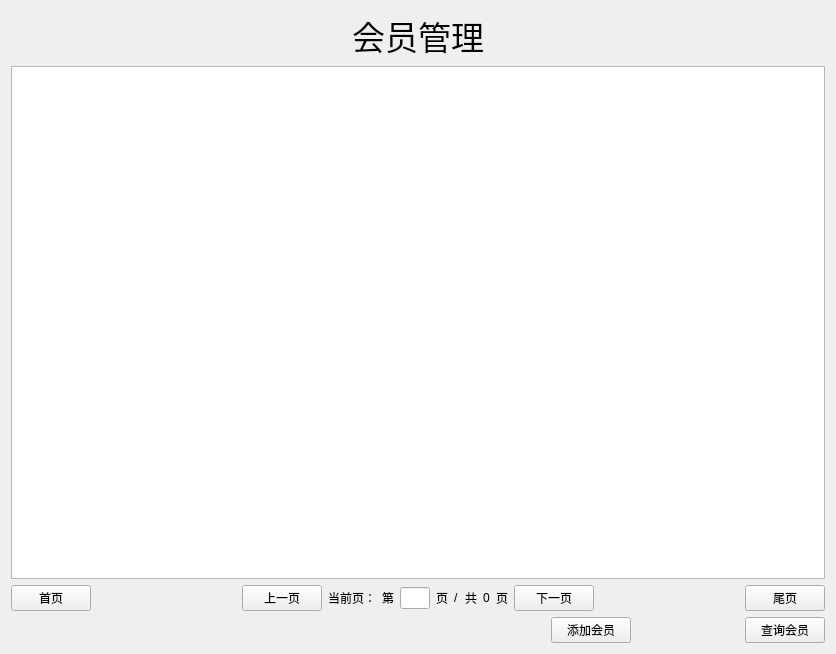
Before: the Qt Designer form view/manager/widgetvipmanager.ui in ylxcvvan/Supermarket-Commodity-Management-System, drawn with Qt 5.
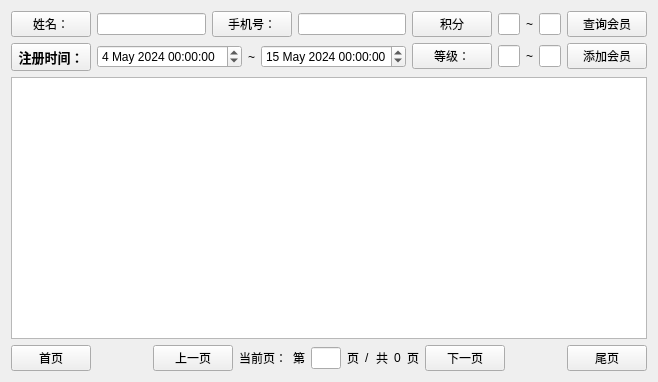
After: the same form once the commit is applied. Custom widgets are drawn as their Qt base class.

Commit message: 完成VIp管理界面 完善动画

```diff
--- a/view/manager/widgetvipmanager.ui
+++ b/view/manager/widgetvipmanager.ui
@@ -6,158 +6,180 @@
    <rect>
     <x>0</x>
     <y>0</y>
-    <width>836</width>
-    <height>654</height>
+    <width>645</width>
+    <height>382</height>
    </rect>
   </property>
   <property name="windowTitle">
    <string>Form</string>
   </property>
-  <layout class="QHBoxLayout" name="horizontalLayout_11">
+  <layout class="QVBoxLayout" name="verticalLayout_5">
    <item>
-    <layout class="QVBoxLayout" name="verticalLayout_3">
-     <item>
-      <widget class="QLabel" name="label_2">
-       <property name="font">
-        <font>
-         <pointsize>25</pointsize>
-         <strikeout>false</strikeout>
-        </font>
-       </property>
-       <property name="layoutDirection">
-        <enum>Qt::LeftToRight</enum>
-       </property>
-       <property name="text">
-        <string>会员管理</string>
-       </property>
-       <property name="alignment">
-        <set>Qt::AlignCenter</set>
-       </property>
-      </widget>
-     </item>
+    <layout class="QHBoxLayout" name="horizontalLayout_8">
      <item>
       <layout class="QVBoxLayout" name="verticalLayout_2">
        <item>
-        <widget class="QListView" name="listView"/>
+        <layout class="QHBoxLayout" name="horizontalLayout_7">
+         <item>
+          <layout class="QHBoxLayout" name="horizontalLayout_2">
+           <item>
+            <widget class="QPushButton" name="pushButton_4">
+             <property name="text">
+              <string>姓名：</string>
+             </property>
+            </widget>
+           </item>
+           <item>
+            <widget class="QLineEdit" name="lineEdit"/>
+           </item>
+          </layout>
+         </item>
+         <item>
+          <layout class="QHBoxLayout" name="horizontalLayout_3">
+           <item>
+            <widget class="QPushButton" name="pushButton_3">
+             <property name="text">
+              <string>手机号：</string>
+             </property>
+            </widget>
+           </item>
+           <item>
+            <widget class="QLineEdit" name="lineEdit_2"/>
+           </item>
+          </layout>
+         </item>
+        </layout>
        </item>
        <item>
-        <layout class="QHBoxLayout" name="horizontalLayout_10">
+        <layout class="QHBoxLayout" name="horizontalLayout_6">
          <item>
-          <widget class="QPushButton" name="fontpage_2">
-           <property name="text">
-            <string>首页</string>
+          <widget class="QtMaterialRaisedButton" name="pushButtonOrderTime">
+           <property name="font">
+            <font>
+             <family>微软雅黑</family>
+             <pointsize>10</pointsize>
+             <bold>true</bold>
+            </font>
            </property>
-          </widget>
-         </item>
-         <item>
-          <spacer name="horizontalSpacer_17">
-           <property name="orientation">
-            <enum>Qt::Horizontal</enum>
-           </property>
-           <property name="sizeHint" stdset="0">
-            <size>
-             <width>40</width>
-             <height>20</height>
-            </size>
-           </property>
-          </spacer>
-         </item>
-         <item>
-          <widget class="QPushButton" name="prepage_2">
            <property name="text">
-            <string>上一页</string>
+            <string>注册时间：</string>
            </property>
-          </widget>
-         </item>
-         <item>
-          <widget class="QLabel" name="label_10">
-           <property name="text">
-            <string>当前页：</string>
+           <property name="checkable">
+            <bool>true</bool>
            </property>
           </widget>
          </item>
          <item>
-          <widget class="QLabel" name="label_11">
-           <property name="text">
-            <string>第</string>
+          <widget class="QDateTimeEdit" name="dateTimeEditBegin">
+           <property name="dateTime">
+            <datetime>
+             <hour>0</hour>
+             <minute>0</minute>
+             <second>0</second>
+             <year>2024</year>
+             <month>5</month>
+             <day>4</day>
+            </datetime>
            </property>
-           <property name="margin">
-            <number>-1</number>
-           </property>
           </widget>
          </item>
          <item>
-          <widget class="QLineEdit" name="currentpage_2">
+          <widget class="QLabel" name="label_4">
            <property name="maximumSize">
             <size>
-             <width>30</width>
+             <width>10</width>
              <height>16777215</height>
             </size>
            </property>
+           <property name="text">
+            <string>~</string>
+           </property>
           </widget>
          </item>
          <item>
-          <widget class="QLabel" name="label_12">
-           <property name="text">
-            <string>页</string>
+          <widget class="QDateTimeEdit" name="dateTimeEditEnd">
+           <property name="dateTime">
+            <datetime>
+             <hour>0</hour>
+             <minute>0</minute>
+             <second>0</second>
+             <year>2024</year>
+             <month>5</month>
+             <day>15</day>
+            </datetime>
            </property>
-           <property name="margin">
-            <number>-1</number>
+           <property name="date">
+            <date>
+             <year>2024</year>
+             <month>5</month>
+             <day>15</day>
+            </date>
            </property>
           </widget>
          </item>
+        </layout>
+       </item>
+      </layout>
+     </item>
+     <item>
+      <layout class="QVBoxLayout" name="verticalLayout_3">
+       <item>
+        <layout class="QHBoxLayout" name="horizontalLayout_4">
          <item>
-          <widget class="QLabel" name="label_13">
+          <widget class="QPushButton" name="pushButton_6">
            <property name="text">
-            <string>/</string>
+            <string>积分</string>
            </property>
           </widget>
          </item>
          <item>
-          <widget class="QLabel" name="label_14">
+          <widget class="QLineEdit" name="lineEdit_5"/>
+         </item>
+         <item>
+          <widget class="QLabel" name="label_3">
            <property name="text">
-            <string>共</string>
+            <string>~</string>
            </property>
           </widget>
          </item>
          <item>
-          <widget class="QLabel" name="totalpages_2">
+          <widget class="QLineEdit" name="lineEdit_6"/>
+         </item>
+         <item>
+          <widget class="QPushButton" name="pushButton_2">
            <property name="text">
-            <string>0</string>
+            <string>查询会员</string>
            </property>
           </widget>
          </item>
+        </layout>
+       </item>
+       <item>
+        <layout class="QHBoxLayout" name="horizontalLayout_5">
          <item>
-          <widget class="QLabel" name="label_15">
+          <widget class="QPushButton" name="pushButton_5">
            <property name="text">
-            <string>页</string>
+            <string>等级：</string>
            </property>
           </widget>
          </item>
          <item>
-          <widget class="QPushButton" name="nextpage_2">
+          <widget class="QLineEdit" name="lineEdit_3"/>
+         </item>
+         <item>
+          <widget class="QLabel" name="label">
            <property name="text">
-            <string>下一页</string>
+            <string>~</string>
            </property>
           </widget>
          </item>
          <item>
-          <spacer name="horizontalSpacer_18">
-           <property name="orientation">
-            <enum>Qt::Horizontal</enum>
-           </property>
-           <property name="sizeHint" stdset="0">
-            <size>
-             <width>40</width>
-             <height>20</height>
-            </size>
-           </property>
-          </spacer>
+          <widget class="QLineEdit" name="lineEdit_4"/>
          </item>
          <item>
-          <widget class="QPushButton" name="tailpage_2">
+          <widget class="QPushButton" name="pushButton">
            <property name="text">
-            <string>尾页</string>
+            <string>添加会员</string>
            </property>
           </widget>
          </item>
@@ -165,10 +187,27 @@
        </item>
       </layout>
      </item>
+    </layout>
+   </item>
+   <item>
+    <layout class="QVBoxLayout" name="verticalLayout">
      <item>
-      <layout class="QHBoxLayout" name="horizontalLayout">
+      <layout class="QVBoxLayout" name="verticalLayout_4"/>
+     </item>
+     <item>
+      <widget class="QListView" name="listView"/>
+     </item>
+     <item>
+      <layout class="QHBoxLayout" name="horizontalLayout_10">
        <item>
-        <spacer name="horizontalSpacer">
+        <widget class="QPushButton" name="fontpage_2">
+         <property name="text">
+          <string>首页</string>
+         </property>
+        </widget>
+       </item>
+       <item>
+        <spacer name="horizontalSpacer_17">
          <property name="orientation">
           <enum>Qt::Horizontal</enum>
          </property>
@@ -181,66 +220,86 @@
         </spacer>
        </item>
        <item>
-        <spacer name="horizontalSpacer_3">
-         <property name="orientation">
-          <enum>Qt::Horizontal</enum>
+        <widget class="QPushButton" name="prepage_2">
+         <property name="text">
+          <string>上一页</string>
          </property>
-         <property name="sizeHint" stdset="0">
-          <size>
-           <width>40</width>
-           <height>20</height>
-          </size>
+        </widget>
+       </item>
+       <item>
+        <widget class="QLabel" name="label_10">
+         <property name="text">
+          <string>当前页：</string>
          </property>
-        </spacer>
+        </widget>
        </item>
        <item>
-        <spacer name="horizontalSpacer_4">
-         <property name="orientation">
-          <enum>Qt::Horizontal</enum>
+        <widget class="QLabel" name="label_11">
+         <property name="text">
+          <string>第</string>
          </property>
-         <property name="sizeHint" stdset="0">
+         <property name="margin">
+          <number>-1</number>
+         </property>
+        </widget>
+       </item>
+       <item>
+        <widget class="QLineEdit" name="currentpage_2">
+         <property name="maximumSize">
           <size>
-           <width>40</width>
-           <height>20</height>
+           <width>30</width>
+           <height>16777215</height>
           </size>
          </property>
-        </spacer>
+        </widget>
        </item>
        <item>
-        <spacer name="horizontalSpacer_5">
-         <property name="orientation">
-          <enum>Qt::Horizontal</enum>
+        <widget class="QLabel" name="label_12">
+         <property name="text">
+          <string>页</string>
          </property>
-         <property name="sizeHint" stdset="0">
-          <size>
-           <width>40</width>
-           <height>20</height>
-          </size>
+         <property name="margin">
+          <number>-1</number>
          </property>
-        </spacer>
+        </widget>
        </item>
        <item>
-        <spacer name="horizontalSpacer_6">
-         <property name="orientation">
-          <enum>Qt::Horizontal</enum>
+        <widget class="QLabel" name="label_13">
+         <property name="text">
+          <string>/</string>
          </property>
-         <property name="sizeHint" stdset="0">
-          <size>
-           <width>40</width>
-           <height>20</height>
-          </size>
+        </widget>
+       </item>
+       <item>
+        <widget class="QLabel" name="label_14">
+         <property name="text">
+          <string>共</string>
          </property>
-        </spacer>
+        </widget>
        </item>
        <item>
-        <widget class="QPushButton" name="pushButton">
+        <widget class="QLabel" name="totalpages_2">
          <property name="text">
-          <string>添加会员</string>
+          <string>0</string>
          </property>
         </widget>
        </item>
        <item>
-        <spacer name="horizontalSpacer_2">
+        <widget class="QLabel" name="label_15">
+         <property name="text">
+          <string>页</string>
+         </property>
+        </widget>
+       </item>
+       <item>
+        <widget class="QPushButton" name="nextpage_2">
+         <property name="text">
+          <string>下一页</string>
+         </property>
+        </widget>
+       </item>
+       <item>
+        <spacer name="horizontalSpacer_18">
          <property name="orientation">
           <enum>Qt::Horizontal</enum>
          </property>
@@ -253,9 +312,9 @@
         </spacer>
        </item>
        <item>
-        <widget class="QPushButton" name="pushButton_2">
+        <widget class="QPushButton" name="tailpage_2">
          <property name="text">
-          <string>查询会员</string>
+          <string>尾页</string>
          </property>
         </widget>
        </item>
@@ -263,8 +322,18 @@
      </item>
     </layout>
    </item>
+   <item>
+    <layout class="QHBoxLayout" name="horizontalLayout"/>
+   </item>
   </layout>
  </widget>
+ <customwidgets>
+  <customwidget>
+   <class>QtMaterialRaisedButton</class>
+   <extends>QPushButton</extends>
+   <header location="global">qtmaterialraisedbutton.h</header>
+  </customwidget>
+ </customwidgets>
  <resources/>
  <connections/>
 </ui>
```
The commit also changes 13 other files.
